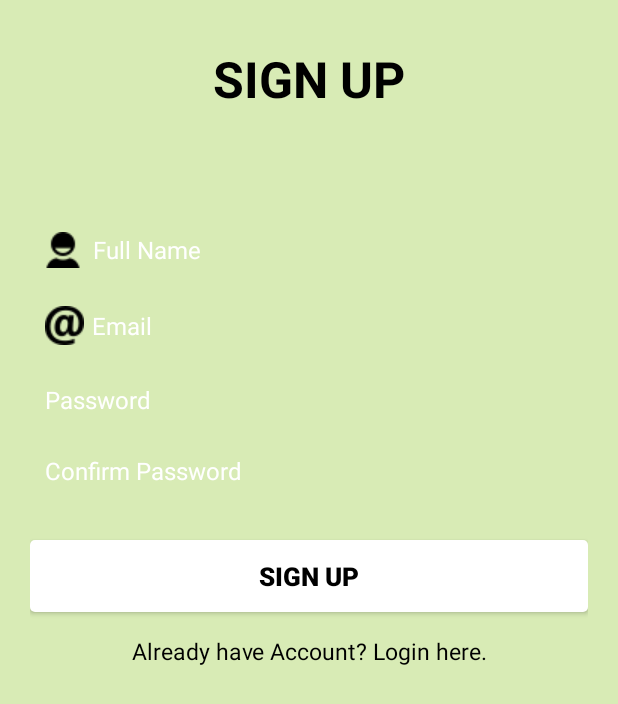
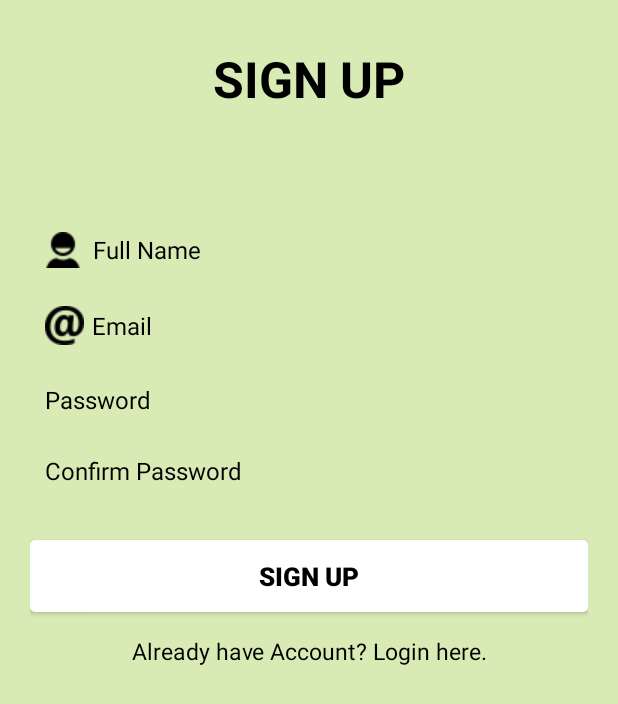
Before and after one commit to kassimii/Self_made, an Android app: the SignUp screen opened directly, with no data from a screen before it, on a phone screen of 412 x 824 dp. Shown: the top 704 px of the screen. Run offline under Robolectric (Android 15) with nearby library versions, the phone set to English and light mode, and no system bars; our stand-ins replace Firebase (no records; nobody signed in at launch, a user with empty details on screens opened directly).

Commit message:
changed input field text colour

```diff
--- a/app/src/main/java/com/example/self_made/EditProfile.java
+++ b/app/src/main/java/com/example/self_made/EditProfile.java
@@ -52,6 +52,8 @@ public class EditProfile extends AppCompatActivity {
     private int goalSelected=-1; //variable for weight goal to store to db
     private DatabaseReference databaseRef;
 
+    private ImageButton logOutButton;
+
 
     @Override
     protected void onCreate(Bundle savedInstanceState) {
@@ -75,7 +77,7 @@ public class EditProfile extends AppCompatActivity {
             onSaveProfileButtonClick();
 
 
-            logOutButton = (Button) findViewById(R.id.logout_button);
+            logOutButton = (ImageButton) findViewById(R.id.logout_button);
             logOutButton.setOnClickListener(
                     new View.OnClickListener() {
                         @Override
--- a/app/src/main/res/layout/signup_layout.xml
+++ b/app/src/main/res/layout/signup_layout.xml
@@ -29,8 +29,8 @@
         android:inputType="textCapWords"
         android:padding="10dp"
         android:singleLine="true"
-        android:textColor="@color/white"
-        android:textColorHint="@color/white"
+        android:textColor="@color/black"
+        android:textColorHint="@color/black"
         android:textSize="16sp" />
 
     <EditText
@@ -46,8 +46,8 @@
         android:inputType="textEmailAddress"
         android:padding="10dp"
         android:singleLine="true"
-        android:textColor="@color/button_selectorcolor"
-        android:textColorHint="@color/white"
+        android:textColor="@color/black"
+        android:textColorHint="@color/black"
         android:textSize="16sp" />
 
     <EditText
@@ -62,8 +62,8 @@
         android:inputType="textPassword"
         android:padding="10dp"
         android:singleLine="true"
-        android:textColor="@color/white"
-        android:textColorHint="@color/white"
+        android:textColor="@color/black"
+        android:textColorHint="@color/black"
         android:textSize="16sp" />
 
     <EditText
@@ -78,8 +78,8 @@
         android:inputType="textPassword"
         android:padding="10dp"
         android:singleLine="true"
-        android:textColor="@color/white"
-        android:textColorHint="@color/white"
+        android:textColor="@color/black"
+        android:textColorHint="@color/black"
         android:textSize="16sp" />
 
     <Button
```
Also changed, not shown: app/src/main/res/drawable/ic_logout.xml (added, +9 -0 lines), app/src/main/res/layout/activity_edit_profile.xml (+15 -4 lines), app/src/main/res/layout/forgotpassword_layout.xml (+5 -5 lines), app/src/main/res/layout/login_layout.xml (+4 -4 lines), 3 other files.
